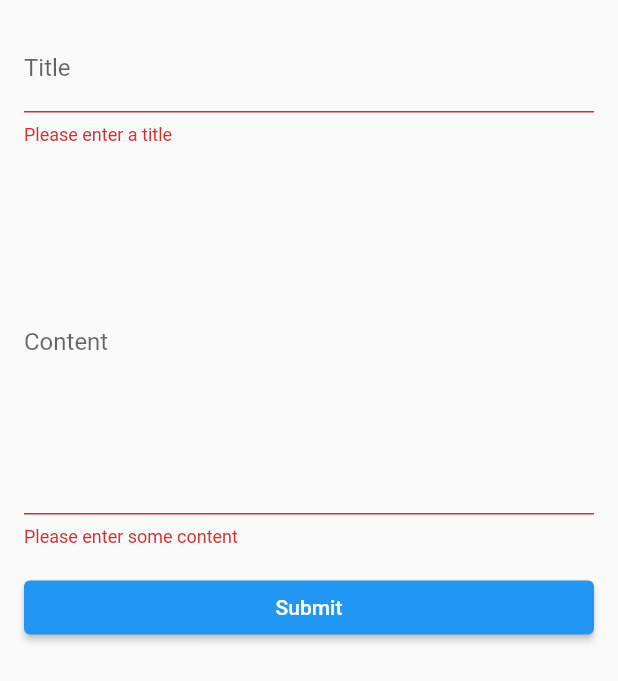
After one commit to Fr1day111/DemoProject, a Flutter app: the BlogPostForm screen opened directly, after a tap on "Submit", on a phone screen of 412 x 824 dp. The commit adds this screen. Shown: the top 681 px of the screen. Run offline on Flutter 3.47's test engine with Material 2 defaults, Android fonts, the phone set to English and light mode, and no system bars; our stand-ins replace carousel_slider; missing offline and left inert: mongo_dart.

Commit message:
blog page commit

```diff
--- /dev/null
+++ b/lib/Pages/BlogPostForm.dart
@@ -0,0 +1,94 @@
+import 'package:flutter/material.dart';
+import 'package:project1/Pages/Info.dart';
+import 'package:project1/main.dart';
+
+class BlogPostForm extends StatefulWidget {
+  const BlogPostForm({super.key});
+
+  @override
+  _BlogPostFormState createState() => _BlogPostFormState();
+}
+
+class _BlogPostFormState extends State<BlogPostForm> {
+  final _formKey = GlobalKey<FormState>();
+  TextEditingController _titleController = TextEditingController();
+  TextEditingController _contentController = TextEditingController();
+
+  @override
+  void dispose() {
+    _titleController.dispose();
+    _contentController.dispose();
+    super.dispose();
+  }
+
+  void _submitForm() {
+    if (_formKey.currentState!.validate()) {
+      // Perform your blog post submission logic here
+      String title = _titleController.text;
+      String content = _contentController.text;
+      // You can send the data to your API or save it locally
+
+      // Clear the form fields
+      _titleController.clear();
+      _contentController.clear();
+
+      // Show a success message or navigate to another screen
+      ScaffoldMessenger.of(context).showSnackBar(
+        SnackBar(content: Text('Blog post submitted!')),
+      );
+      //MongoDatabase.connect();
+      MongoDatabase.add(title,content);
+
+    }
+  }
+
+  @override
+  Widget build(BuildContext context) {
+    return Scaffold(
+      body: SingleChildScrollView(
+        child: Container(
+          padding: EdgeInsets.all(16.0),
+          child: Form(
+            key: _formKey,
+            child: Column(
+              crossAxisAlignment: CrossAxisAlignment.stretch,
+              children: [
+                TextFormField(
+                  controller: _titleController,
+                  decoration: InputDecoration(
+                    labelText: 'Title',
+                  ),
+                  validator: (value) {
+                    if (value!.isEmpty) {
+                      return 'Please enter a title';
+                    }
+                    return null;
+                  },
+                ),
+                SizedBox(height: 16.0),
+                TextFormField(
+                  controller: _contentController,
+                  decoration: InputDecoration(
+                    labelText: 'Content',
+                  ),
+                  maxLines: 10,
+                  validator: (value) {
+                    if (value!.isEmpty) {
+                      return 'Please enter some content';
+                    }
+                    return null;
+                  },
+                ),
+                SizedBox(height: 16.0),
+                ElevatedButton(
+                  onPressed: _submitForm,
+                  child: Text('Submit'),
+                ),
+              ],
+            ),
+          ),
+        ),
+      ),
+    );
+  }
+}
--- a/lib/Pages/Home.dart
+++ b/lib/Pages/Home.dart
@@ -1,6 +1,7 @@
 import 'package:carousel_slider/carousel_slider.dart';
 import 'package:flutter/material.dart';
 import 'package:project1/Pages/AboutUs.dart';
+import 'package:project1/Pages/BlogPostForm.dart';
 import 'package:project1/Pages/Blogs.dart';
 import 'package:project1/Pages/ContactUs.dart';
 import 'package:project1/Pages/MainPage.dart';
@@ -21,7 +22,7 @@ class _HomePageState extends State<HomePage> {
     const AboutUs(),
     const Blogs(),
     const Photos(),
-    const ContactUs()
+    const BlogPostForm()
   ];
   var _selected = 0;
 
--- a/lib/main.dart
+++ b/lib/main.dart
@@ -1,7 +1,11 @@
 import 'package:flutter/material.dart';
+import 'package:project1/Pages/Info.dart';
 import 'package:project1/Pages/Home.dart';
+import 'package:project1/main.dart';
 
-void main() {
+Future<void> main() async {
+  WidgetsFlutterBinding.ensureInitialized();
+  await MongoDatabase.connect();
   runApp(const MyApp());
 }
 
--- a/pubspec.yaml
+++ b/pubspec.yaml
@@ -37,6 +37,7 @@ dependencies:
   # Use with the CupertinoIcons class for iOS style icons.
   cupertino_icons: ^1.0.2
   carousel_slider: ^4.2.1
+  mongo_dart: ^0.8.2
 
 dev_dependencies:
   flutter_test:
```
Also changed, not shown: lib/Pages/Blogs.dart (+38 -1 lines), lib/Pages/Info.dart (+41 -0 lines), pubspec.lock.
